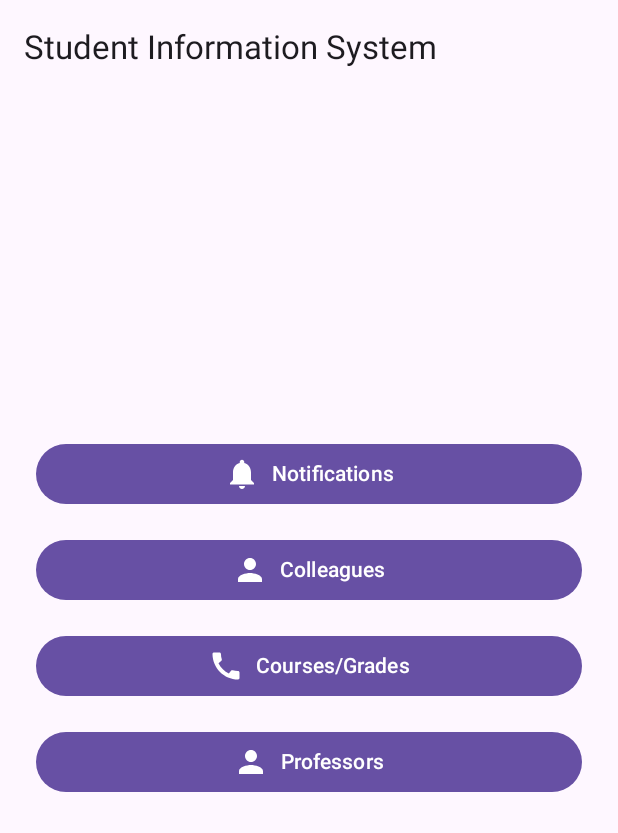
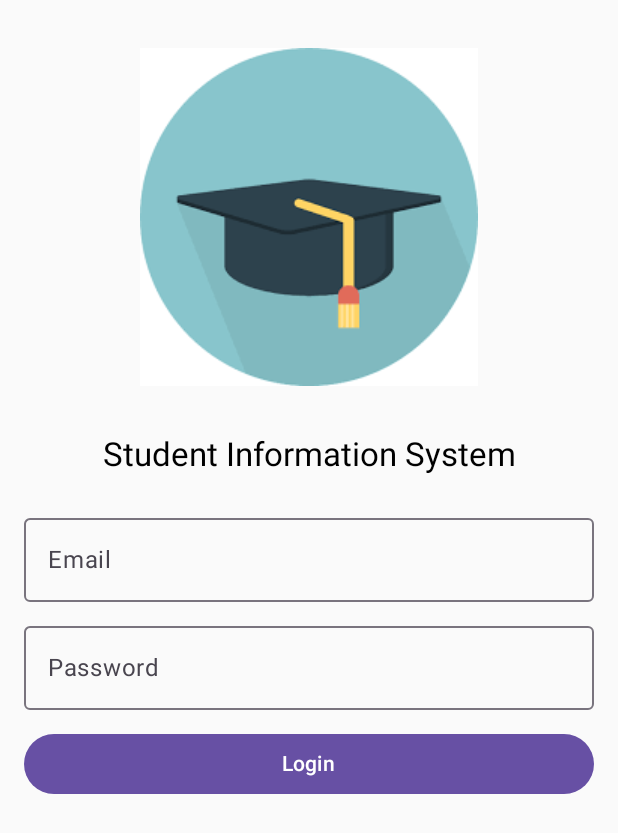
Before and after one commit to DurakovicB/SISMobile, an Android app built with Jetpack Compose: the screen it shows after launch (MainActivity), on a phone screen of 412 x 824 dp. Shown: the top 833 px of the screen. Run offline under Robolectric (Android 15) with nearby library versions, the phone set to English and light mode, and no system bars; our stand-ins replace Room's generated code.

Commit message:
implemented login

```diff
--- a/app/build.gradle
+++ b/app/build.gradle
@@ -76,7 +76,7 @@ dependencies {
     implementation "androidx.navigation:navigation-compose:$nav_version"
 
     implementation 'androidx.navigation:navigation-runtime-ktx:2.5.3'
-
+    implementation 'androidx.constraintlayout:constraintlayout-compose:1.0.0'
 
 
     debugImplementation 'androidx.compose.ui:ui-test-manifest'
--- a/app/src/main/java/com/example/studentinformationsystem/data/dao/UserDao.kt
+++ b/app/src/main/java/com/example/studentinformationsystem/data/dao/UserDao.kt
@@ -28,4 +28,8 @@ interface UserDao {
 
     @Query("SELECT * FROM users WHERE email = :email")
     fun getUserByEmail(email: String): User?
+
+    @Query("SELECT COUNT(*) FROM users WHERE email = :email AND password = :password")
+    fun getUserCountByEmailAndPassword(email: String, password: String): Int
+
 }
--- a/app/src/main/java/com/example/studentinformationsystem/data/ui/HomeScreen.kt
+++ b/app/src/main/java/com/example/studentinformationsystem/data/ui/HomeScreen.kt
@@ -44,6 +44,8 @@ fun HomeScreen(navController: NavController) {
 //    insertCourses()
 //    insertStudents()
 //    insertStudentCourses()
+//    insertUsers()
+
     Scaffold(
         topBar = {
             TopAppBar(
--- /dev/null
+++ b/app/src/main/java/com/example/studentinformationsystem/data/ui/LoginScreen.kt
@@ -0,0 +1,122 @@
+package com.example.studentinformationsystem.data.ui
+
+import android.content.Context
+import android.os.Build
+import android.widget.Toast
+import androidx.annotation.RequiresApi
+import androidx.compose.foundation.Image
+import androidx.compose.foundation.layout.Column
+import androidx.compose.foundation.layout.fillMaxSize
+import androidx.compose.foundation.layout.fillMaxWidth
+import androidx.compose.foundation.layout.padding
+import androidx.compose.foundation.rememberScrollState
+import androidx.compose.foundation.text.KeyboardActions
+import androidx.compose.foundation.text.KeyboardOptions
+import androidx.compose.foundation.verticalScroll
+import androidx.compose.material3.Button
+import androidx.compose.material3.MaterialTheme
+import androidx.compose.material3.OutlinedTextField
+import androidx.compose.material3.Text
+import androidx.compose.runtime.Composable
+import androidx.compose.runtime.getValue
+import androidx.compose.runtime.mutableStateOf
+import androidx.compose.runtime.remember
+import androidx.compose.runtime.setValue
+import androidx.compose.ui.Alignment
+import androidx.compose.ui.Modifier
+import androidx.compose.ui.platform.LocalContext
+import androidx.compose.ui.res.painterResource
+import androidx.compose.ui.text.input.ImeAction
+import androidx.compose.ui.text.input.KeyboardType
+import androidx.compose.ui.text.input.PasswordVisualTransformation
+import androidx.compose.ui.unit.dp
+import androidx.lifecycle.viewmodel.compose.viewModel
+import androidx.navigation.NavController
+import com.example.studentinformationsystem.R
+import com.example.studentinformationsystem.data.viewmodels.UserViewModel
+
+@RequiresApi(Build.VERSION_CODES.O)
+@Composable
+fun LoginScreen(navController: NavController) {
+    val viewModel: UserViewModel = viewModel(factory = UserViewModel.factory)
+    var email by remember { mutableStateOf("") }
+    var password by remember { mutableStateOf("") }
+    val context = LocalContext.current
+    Column(
+        modifier = Modifier
+            .fillMaxSize()
+            .padding(horizontal = 16.dp)
+            .verticalScroll(rememberScrollState()),
+        horizontalAlignment = Alignment.CenterHorizontally
+    ) {
+        Image(
+            painter = painterResource(R.drawable.studentcap),
+            contentDescription = "Login Image",
+            modifier = Modifier.padding(vertical = 32.dp)
+        )
+
+        Text(
+            text = "Student Information System",
+            style = MaterialTheme.typography.titleLarge,
+            modifier = Modifier.padding(bottom = 16.dp)
+        )
+
+        OutlinedTextField(
+            value = email,
+            onValueChange = { email = it },
+            modifier = Modifier
+                .fillMaxWidth()
+                .padding(vertical = 4.dp),
+            label = { Text(text = "Email") },
+            keyboardOptions = KeyboardOptions(
+                keyboardType = KeyboardType.Email,
+                imeAction = ImeAction.Next
+            )
+        )
+
+        OutlinedTextField(
+            value = password,
+            onValueChange = { password = it },
+            modifier = Modifier
+                .fillMaxWidth()
+                .padding(vertical = 4.dp),
+            label = { Text(text = "Password") },
+            keyboardOptions = KeyboardOptions(
+                keyboardType = KeyboardType.Password,
+                imeAction = ImeAction.Done
+            ),
+            visualTransformation = PasswordVisualTransformation(),
+            keyboardActions = KeyboardActions(
+                onDone = { performLogin(viewModel, email, password, context,navController) }
+            )
+        )
+
+        Button(
+            onClick = { performLogin(viewModel, email, password, context,navController) },
+            modifier = Modifier
+                .fillMaxWidth()
+                .padding(top = 8.dp)
+        ) {
+            Text(text = "Login")
+        }
+    }
+}
+
+
+
+private fun performLogin(userViewModel: UserViewModel, email: String, password: String, context: Context,navController: NavController) {
+    val isUserExists = userViewModel.checkUserExistence(email, password)
+    if (isUserExists) {
+        // Login successful
+        navController.navigate("home")
+    } else {
+        // Invalid credentials
+        showToast(context, "Invalid credentials!")
+    }
+}
+
+
+private fun showToast(context: Context, message: String) {
+    // Show a toast message with the provided text
+    Toast.makeText(context, message, Toast.LENGTH_SHORT).show()
+}
```
Also changed, not shown: app/src/main/java/com/example/studentinformationsystem/MainActivity.kt (+5 -115 lines), app/src/main/java/com/example/studentinformationsystem/data/viewmodels/UserViewModel.kt (+6 -1 lines).
